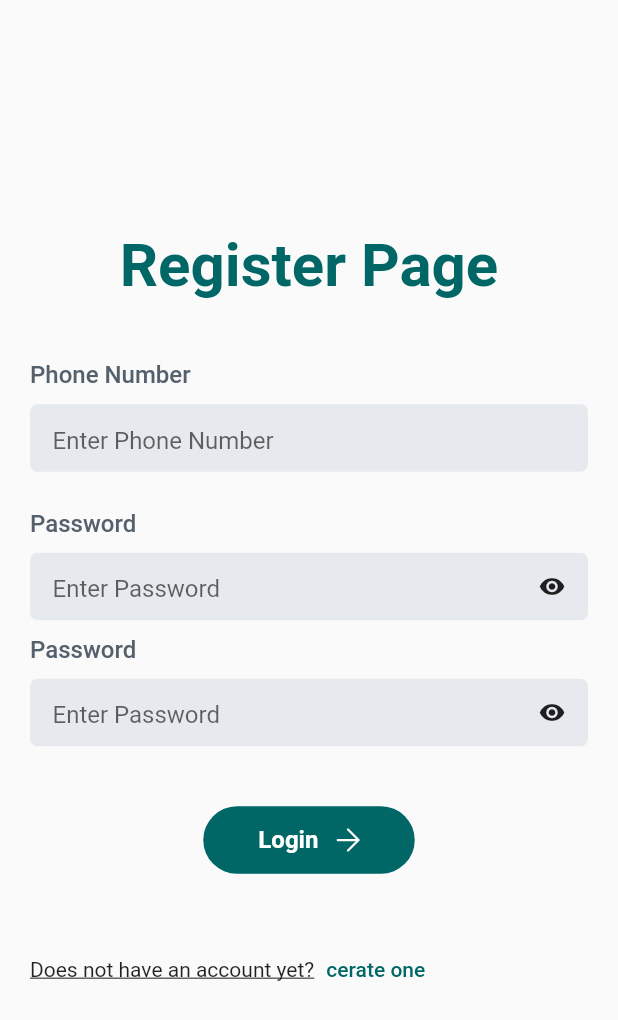
After one commit to terk182/roy, a Flutter app: the screen it shows after launch, after a tap on "cerate one", on a phone screen of 412 x 824 dp. The commit adds this screen. Shown: the top 1020 px of the screen. Run offline on Flutter 3.47's test engine with Material 2 defaults, Android fonts, the phone set to English and light mode, and no system bars; our stand-ins replace badges, flutter_icons, flutter_svg; network calls fail.

Commit message:
add register page

```diff
--- a/lib/main.dart
+++ b/lib/main.dart
@@ -2,6 +2,7 @@
 
 import 'package:flutter/material.dart';
 import 'package:foodie_ui_kit/pages/login_page.dart';
+import 'package:foodie_ui_kit/pages/register_page.dart';
 import 'package:foodie_ui_kit/pages/root_app.dart';
 import 'router.dart' as router;
 
--- a/lib/pages/home_page.dart
+++ b/lib/pages/home_page.dart
@@ -1,6 +1,5 @@
 import 'package:flutter/material.dart';
 import 'package:foodie_ui_kit/data/category_json.dart';
-import 'package:foodie_ui_kit/data/store_json.dart';
 import 'package:foodie_ui_kit/pages/store_detail_page.dart';
 import 'package:foodie_ui_kit/services/get_main_data.dart';
 import 'package:foodie_ui_kit/services/get_promotion_data.dart';
--- a/lib/pages/login_page.dart
+++ b/lib/pages/login_page.dart
@@ -15,6 +15,8 @@ class LoginPage extends StatefulWidget {
 class _LoginPageState extends State<LoginPage> {
   TextEditingController textController = TextEditingController();
   TextEditingController textController2 = TextEditingController();
+
+  get child => null;
 
   @override
   Widget build(BuildContext context) {
@@ -34,7 +36,7 @@ class _LoginPageState extends State<LoginPage> {
               mainAxisAlignment: MainAxisAlignment.center,
               children: [
                 Text(
-                  "Foodies",
+                  "Roy App",
                   style: TextStyle(
                       color: primary,
                       fontSize: 40,
@@ -209,9 +211,15 @@ class _LoginPageState extends State<LoginPage> {
                   "Does not have an account yet?",
                   style: TextStyle(decoration: TextDecoration.underline),
                 ),
-                Text(
-                  " Create One",
-                  style: TextStyle(fontWeight: FontWeight.bold),
+                TextButton(
+                  style: TextButton.styleFrom(
+                    primary: primary,
+                  ),
+                  onPressed: () {
+                    Navigator.of(context).pushNamedAndRemoveUntil(
+                        "/register_page", (route) => false);
+                  },
+                  child: Text('cerate one'),
                 )
               ],
             )
--- /dev/null
+++ b/lib/pages/register_page.dart
@@ -0,0 +1,210 @@
+import 'package:flutter/material.dart';
+import 'package:foodie_ui_kit/theme/colors.dart';
+import 'package:foodie_ui_kit/theme/helper.dart';
+import 'package:foodie_ui_kit/theme/padding.dart';
+
+class RegisterPage extends StatefulWidget {
+  const RegisterPage({Key? key}) : super(key: key);
+
+  @override
+  _RegisterPageState createState() => _RegisterPageState();
+}
+
+class _RegisterPageState extends State<RegisterPage> {
+  @override
+  Widget build(BuildContext context) {
+    return Scaffold(
+      body: getBody(),
+    );
+  }
+}
+
+Widget getBody() {
+  var textController;
+  return Padding(
+    padding: const EdgeInsets.all(mainPadding),
+    child: Form(
+      child: Column(
+        mainAxisAlignment: MainAxisAlignment.center,
+        children: [
+          Row(
+            mainAxisAlignment: MainAxisAlignment.center,
+            children: [
+              Text(
+                "Register Page",
+                style: TextStyle(
+                    color: primary, fontSize: 40, fontWeight: FontWeight.bold),
+              )
+            ],
+          ),
+          SizedBox(
+            height: 40,
+          ),
+          Column(
+            crossAxisAlignment: CrossAxisAlignment.start,
+            children: [
+              Text(
+                "Phone Number",
+                style: TextStyle(
+                    fontSize: 16, color: grey, fontWeight: FontWeight.w500),
+              ),
+              SizedBox(
+                height: 10,
+              ),
+              Container(
+                width: double.infinity,
+                height: 45,
+                decoration: BoxDecoration(
+                    color: textFieldBg, borderRadius: BorderRadius.circular(5)),
+                child: Padding(
+                  padding: const EdgeInsets.only(left: 15, right: 15),
+                  child: TextField(
+                    cursorColor: textBlack,
+                    decoration: InputDecoration(
+                        border: InputBorder.none,
+                        hintText: "Enter Phone Number"),
+                  ),
+                ),
+              ),
+            ],
+          ),
+          SizedBox(
+            height: 25,
+          ),
+          Column(
+            crossAxisAlignment: CrossAxisAlignment.start,
+            children: [
+              Text(
+                "Password",
+                style: TextStyle(
+                    fontSize: 16, color: grey, fontWeight: FontWeight.w500),
+              ),
+              SizedBox(
+                height: 10,
+              ),
+              Container(
+                width: double.infinity,
+                height: 45,
+                decoration: BoxDecoration(
+                    color: textFieldBg, borderRadius: BorderRadius.circular(5)),
+                child: Padding(
+                  padding: const EdgeInsets.only(left: 15, right: 15),
+                  child: Row(
+                    children: [
+                      Flexible(
+                        child: TextField(
+                          obscureText: true,
+                          cursorColor: textBlack,
+                          decoration: InputDecoration(
+                              border: InputBorder.none,
+                              hintText: "Enter Password"),
+                        ),
+                      ),
+                      Icon(
+                        Icons.remove_red_eye,
+                        size: 18,
+                      )
+                    ],
+                  ),
+                ),
+              ),
+            ],
+          ),
+          SizedBox(
+            height: 10,
+          ),
+          Column(
+            crossAxisAlignment: CrossAxisAlignment.start,
+            children: [
+              Text(
+                "Password",
+                style: TextStyle(
+                    fontSize: 16, color: grey, fontWeight: FontWeight.w500),
+              ),
+              SizedBox(
+                height: 10,
+              ),
+              Container(
+                width: double.infinity,
+                height: 45,
+                decoration: BoxDecoration(
+                    color: textFieldBg, borderRadius: BorderRadius.circular(5)),
+                child: Padding(
+                  padding: const EdgeInsets.only(left: 15, right: 15),
+                  child: Row(
+                    children: [
+                      Flexible(
+                        child: TextField(
+                          obscureText: true,
+                          cursorColor: textBlack,
+                          decoration: InputDecoration(
+                              border: InputBorder.none,
+                              hintText: "Enter Password"),
+                        ),
+                      ),
+                      Icon(
+                        Icons.remove_red_eye,
+                        size: 18,
+                      )
+                    ],
+                  ),
+                ),
+              ),
+            ],
+          ),
+          SizedBox(
+            height: 40,
+          ),
+          InkWell(
+            onTap: () async {
+              // Navigator.of(context)
+              //     .pushNamedAndRemoveUntil("/root_app", (route) => false);
+
+              // ignore: unused_local_variable
+            },
+            child: Container(
+              width: 141,
+              height: 45,
+              decoration: BoxDecoration(
+                  color: primary, borderRadius: BorderRadius.circular(30)),
+              child: Row(
+                mainAxisAlignment: MainAxisAlignment.center,
+                children: [
+                  Text(
+                    "Login",
+                    style: TextStyle(
+                        fontSize: 16,
+                        color: textWhite,
+                        fontWeight: FontWeight.bold),
+                  ),
+                  SizedBox(
+                    width: 12,
+                  ),
+                  getSvgIcon("arrow_forward_icon.svg")
+                ],
+              ),
+            ),
+          ),
+          SizedBox(
+            height: 40,
+          ),
+          Row(
+            children: [
+              Text(
+                "Does not have an account yet?",
+                style: TextStyle(decoration: TextDecoration.underline),
+              ),
+              TextButton(
+                style: TextButton.styleFrom(
+                  primary: primary,
+                ),
+                onPressed: () {},
+                child: Text('cerate one'),
+              )
+            ],
+          )
+        ],
+      ),
+    ),
+  );
+}
--- a/lib/router.dart
+++ b/lib/router.dart
@@ -1,4 +1,5 @@
 import 'package:flutter/material.dart';
+import 'package:foodie_ui_kit/pages/register_page.dart';
 import 'package:foodie_ui_kit/pages/root_app.dart';
 
 Route<dynamic> generateRoute(RouteSettings setting) {
@@ -7,6 +8,8 @@ Route<dynamic> generateRoute(RouteSettings setting) {
   switch (setting.name) {
     case '/root_app':
       return MaterialPageRoute(builder: (context) => RootApp());
+    case '/register_page':
+      return MaterialPageRoute(builder: (context) => RegisterPage());
     default:
       return MaterialPageRoute(
           builder: (context) => Scaffold(
```
Also changed, not shown: 10 other files.
